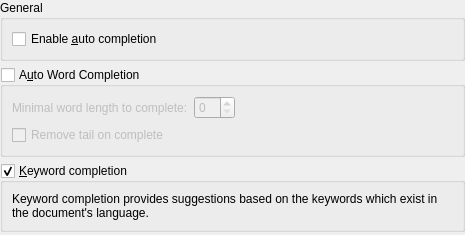
The window that src/dialogs/completionconfigtab.ui (KDE/ktexteditor) describes before a commit, drawn with Qt 5.
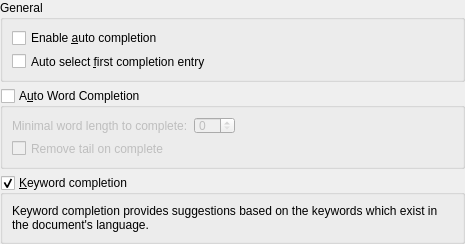
The same window after the commit.

Commit message:
Add option to preselect nothing when automatic completion is invoked
Since the first entry was previously always preselected, it sometimes
made entering newlines (with the return key) hard for users who are not
familiar with Shift+Enter.

Diff of the .ui file:
```diff
--- a/src/dialogs/completionconfigtab.ui
+++ b/src/dialogs/completionconfigtab.ui
@@ -27,6 +27,13 @@
         </property>
        </widget>
       </item>
+      <item>
+       <widget class="QCheckBox" name="chkAutoSelectFirstEntry">
+        <property name="text">
+         <string>Auto select &amp;first completion entry</string>
+        </property>
+       </widget>
+      </item>
      </layout>
     </widget>
    </item>
```
The commit also changes 4 other files.
